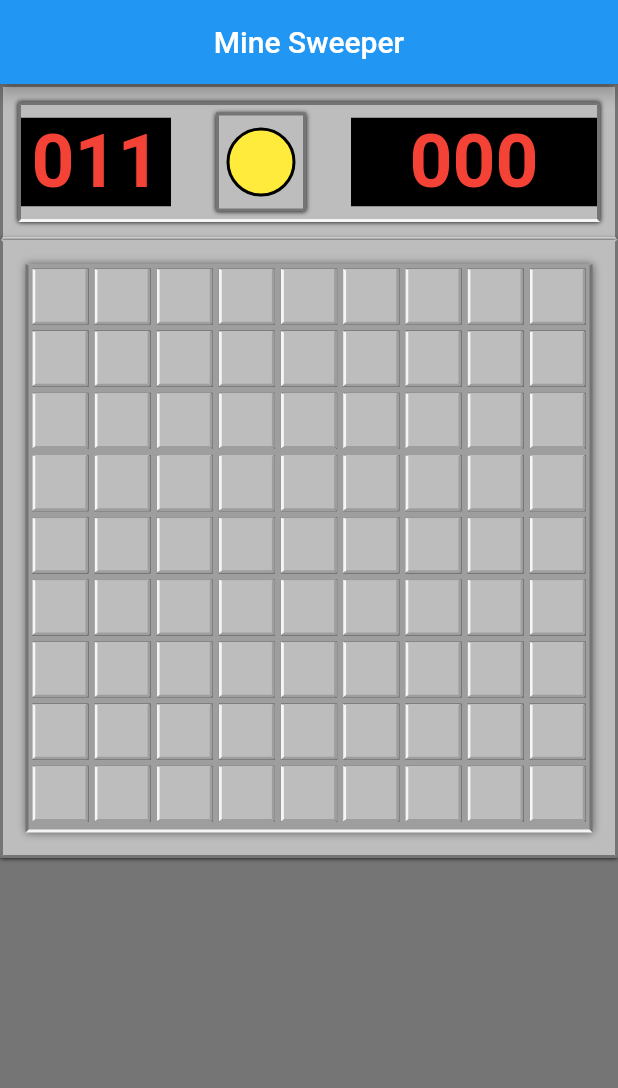
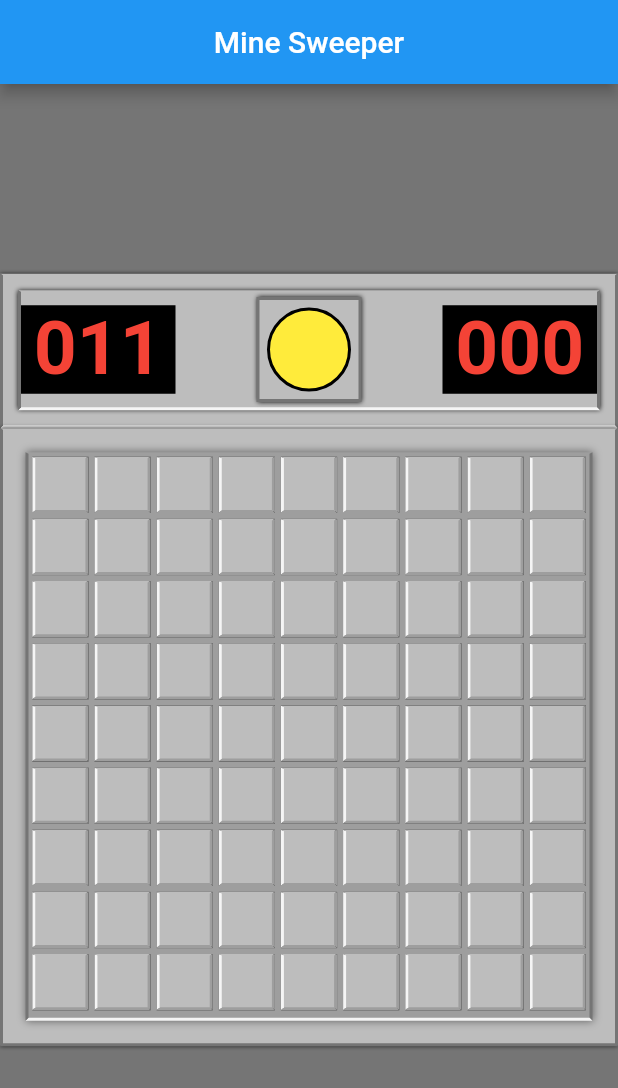
Before and after one commit to cshannon3/minesweeper_tutorial_f, a Flutter app: the screen it shows after launch, on a phone screen of 412 x 824 dp. Shown: the top 1088 px of the screen. Run offline on Flutter 3.47's test engine with Material 2 defaults, Android fonts, the phone set to English and light mode, and no system bars.

Commit message:
Top bar added

```diff
--- a/lib/Board.dart
+++ b/lib/Board.dart
@@ -35,6 +35,7 @@ class BoardState extends State<Board> {
   Stopwatch stopwatch = Stopwatch();
 
   final double border_size = 15.0;
+  final double barheight = 80.0;
 
   @override
   void dispose() {
@@ -177,7 +178,9 @@ class BoardState extends State<Board> {
         color: Colors.grey[600],
         child: Column(
             children: [
+              Expanded(child:Container()),
         TopBar(
+              barheight: barheight,
                wonGame: wonGame,
                alive: alive,
                minesLeft: minesLeft,
@@ -199,7 +202,7 @@ class BoardState extends State<Board> {
 
                 child: buildBoard(screen_width-border_size*2),
               ), // Padding
-
+              Expanded(child:Container()),
             ]
         ),// Center
       ),// Container
--- a/lib/TopBar.dart
+++ b/lib/TopBar.dart
@@ -2,6 +2,7 @@ import 'dart:async';
 
 import 'package:flutter/material.dart';
 import 'dart:math';
+import 'Board.dart';
 
 class TopBar extends StatefulWidget {
 
@@ -11,8 +12,10 @@ class TopBar extends StatefulWidget {
   final bool alive;
   final int minesLeft;
   final int timeElapsed;
+  final double barheight;
 
   TopBar({
+    this.barheight = 80.0,
     this.onReset,
     this.wonGame,
     this.alive,
@@ -24,46 +27,33 @@ class TopBar extends StatefulWidget {
 
 class _TopBarState extends State<TopBar> {
 
+  final double padding = 5.0;
+
   @override
   Widget build(BuildContext context) {
-
+    double screen_width = MediaQuery.of(context).size.width;
+    double bar_height = widget.barheight;
     return new Container(
-      decoration: BoxDecoration(
-          border: Border(
-            left: BorderSide(width: 2.0, color: Colors.grey[600]),
-            right: BorderSide(width: 2.0, color: Colors.grey[600]),
-            bottom: BorderSide(width: 2.0, color: Colors.grey[100]),
-            top: BorderSide(width: 2.0, color: Colors.grey[600]),
-          ),
-          color: Colors.grey[400],
-          boxShadow: [BoxShadow(
+      decoration: _buildBoxDecoration(2.0, [600,600,100,600], 400, BoxShadow(
         color: Colors.black,
         blurRadius: 2.0,
-          )]
-      ), // Box DEc
+      )),
 
       padding: EdgeInsets.only(top: 10.0, right: 10.0, left: 10.0, bottom: 10.0),
     child: Container(
-    height: 80.0,
-    decoration: BoxDecoration(
-    border: Border(
-    left: BorderSide(width: 2.0, color: Colors.grey[600]),
-    right: BorderSide(width: 2.0, color: Colors.grey[600]),
-    bottom: BorderSide(width: 2.0, color: Colors.grey[100]),
-    top: BorderSide(width: 2.0, color: Colors.grey[600]),
-    ),
-    color: Colors.grey[400],
-    boxShadow: [BoxShadow(
+    height: bar_height,
+    decoration:  _buildBoxDecoration(2.0, [600,600,100,600], 400, BoxShadow(
       color: Colors.black,
       blurRadius: 2.0,
-    )]
-    ), // Box DEc
+    )),
+    // Box DEc
       child: Row(
+        mainAxisAlignment: MainAxisAlignment.spaceBetween,
 
         children: [
           // Mines Left
           Container(
-            width: 100.0,
+            width: screen_width/4,
             color: Colors.black,
             child: RichText(
               overflow: TextOverflow.ellipsis,
@@ -82,10 +72,6 @@ class _TopBarState extends State<TopBar> {
           ), // Container
           // Face
           Container(
-            width: 120.0,
-            padding: EdgeInsets.only(top: 5.0, bottom: 5.0),
-            child:  new Center(
-                child: Container(
             decoration: BoxDecoration(
                 border: Border.all(width: 2.0, color: Colors.grey[600]),
                 color: Colors.grey[400],
@@ -94,8 +80,9 @@ class _TopBarState extends State<TopBar> {
                   blurRadius: 2.0,
                 )]
             ), // Box DEc
-                  width: 60.0,
-                  padding: EdgeInsets.all(5.0),
+            width: bar_height-2*padding,
+            height: bar_height-2*padding,
+            padding: EdgeInsets.only(top: padding, bottom: padding),
             child: InkWell(
               child: Container(
                 decoration: BoxDecoration(
@@ -111,12 +98,9 @@ class _TopBarState extends State<TopBar> {
                 widget.onReset(),
 
             ), // Inkwell
-                ) // Container
-            ), // Center
           ), //Container
-          Expanded(
-            child: Container(
-              width: 100.0,
+          Container(
+            width: screen_width/4,
             color: Colors.black,
             child: RichText(
               overflow: TextOverflow.ellipsis,
@@ -134,8 +118,7 @@ class _TopBarState extends State<TopBar> {
               ), // Text Span
               textAlign: TextAlign.center,
             ), // Rich Text
-            ), // Container
-          ), // Expanded
+          ),
 
 
 
@@ -146,3 +129,16 @@ class _TopBarState extends State<TopBar> {
     );
   }
 }
+
+BoxDecoration _buildBoxDecoration(double width, List<int> greys, int colorgrey, BoxShadow boxshadow) {
+  return BoxDecoration(
+      border: Border(
+        left: BorderSide(width: width, color: Colors.grey[greys[0]]),
+        right: BorderSide(width: width, color: Colors.grey[greys[1]]),
+        bottom: BorderSide(width: width, color: Colors.grey[greys[2]]),
+        top: (greys.length<3) ? BorderSide(width: width, color: Colors.grey[greys[3]]):BorderSide(color: Colors.grey[colorgrey],),
+      ),
+      color: Colors.grey[colorgrey],
+      boxShadow: [boxshadow]
+  ); // Box DEc
+}
```
Lines whose indentation alone changed are shown as unchanged.
